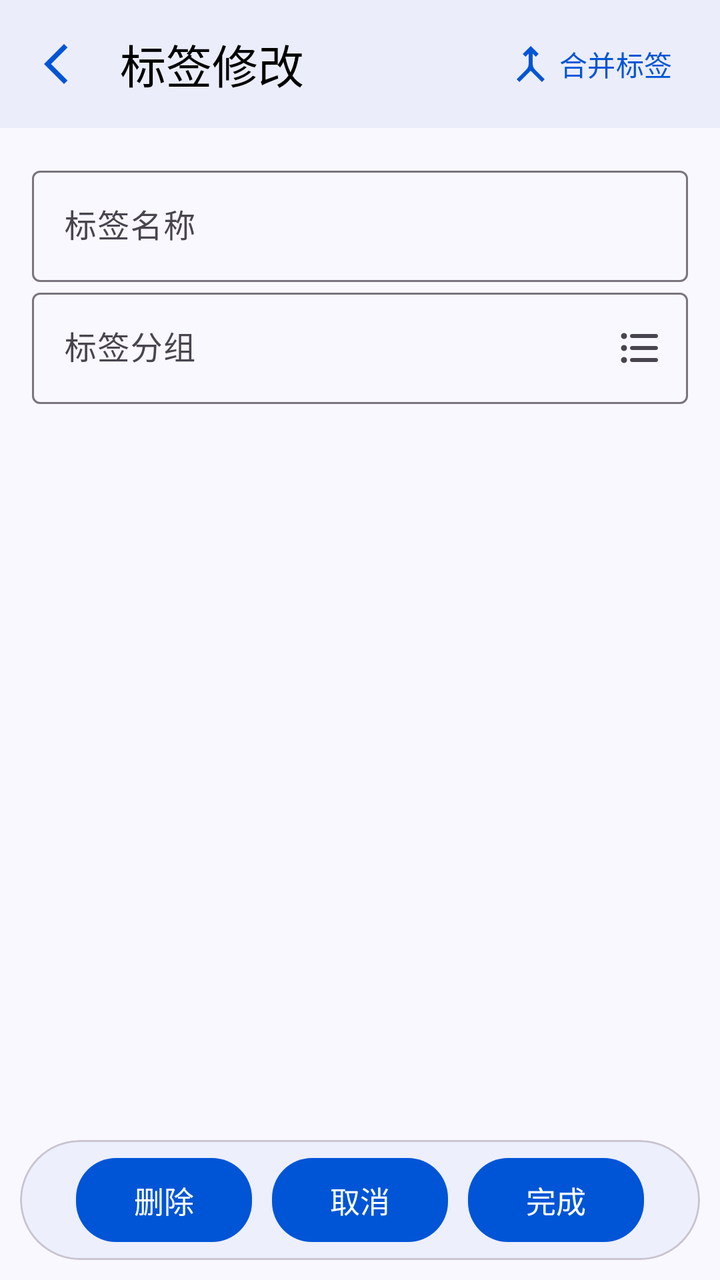
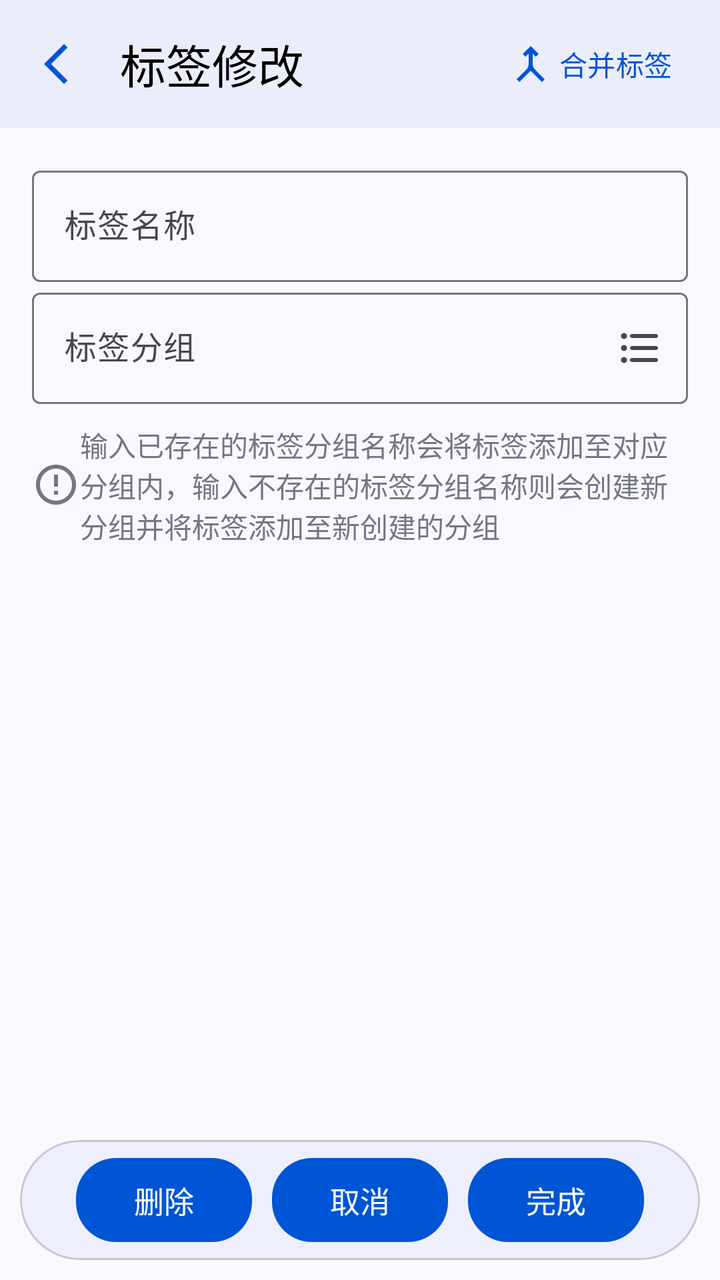

An Android layout rendered at two revisions. The XML below is the earlier revision; the diff shows what the commit changed to produce the second picture.
<!-- AndroidManifest.xml: application theme Theme.ProjectManager -->
<!-- res/layout/activity_tag_modify.xml -->
<?xml version="1.0" encoding="utf-8"?>
<androidx.constraintlayout.widget.ConstraintLayout xmlns:android="http://schemas.android.com/apk/res/android"
    xmlns:app="http://schemas.android.com/apk/res-auto"
    xmlns:tools="http://schemas.android.com/tools"
    style="@style/PageStyle"
    android:layout_width="match_parent"
    android:layout_height="match_parent"
    tools:context=".ui.bookkeeping.tag.edit.TagModifyActivity">

    <com.google.android.material.appbar.MaterialToolbar
        android:id="@+id/toolbar"
        android:layout_width="match_parent"
        android:layout_height="?attr/actionBarSize"
        app:layout_constraintEnd_toEndOf="parent"
        app:layout_constraintStart_toStartOf="parent"
        app:layout_constraintTop_toTopOf="parent"
        app:navigationIcon="@drawable/baseline_arrow_back_ios_new_24"
        app:title="@string/title_modify_tag">

        <com.google.android.material.button.MaterialButton
            android:id="@+id/tag_merge_btn"
            style="@style/TransparentBtnStyle"
            android:layout_width="wrap_content"
            android:layout_height="match_parent"
            android:layout_gravity="end"
            android:drawableLeft="@drawable/baseline_merge_24"
            android:text="@string/tag_merge" />
    </com.google.android.material.appbar.MaterialToolbar>

    <ScrollView
        android:layout_width="match_parent"
        android:layout_height="0dp"
        app:layout_constraintBottom_toTopOf="@+id/btn_card_view"
        app:layout_constraintTop_toBottomOf="@+id/toolbar">

        <LinearLayout
            android:layout_width="match_parent"
            android:layout_height="wrap_content"
            android:orientation="vertical"
            android:padding="16dp">

            <com.google.android.material.textfield.TextInputLayout
                android:id="@+id/tag_name_layout"
                android:layout_width="match_parent"
                android:layout_height="wrap_content">

                <com.google.android.material.textfield.TextInputEditText
                    android:id="@+id/tag_name_input"
                    style="@style/UserInputEditTextStyle"
                    android:layout_width="match_parent"
                    android:layout_height="match_parent"
                    android:hint="@string/tag_name" />
            </com.google.android.material.textfield.TextInputLayout>

            <com.google.android.material.textfield.TextInputLayout
                android:id="@+id/tag_group_layout"
                android:layout_width="match_parent"
                android:layout_height="wrap_content"
                app:endIconDrawable="@drawable/round_format_list_bulleted_24"
                app:endIconMode="custom">

                <com.google.android.material.textfield.TextInputEditText
                    android:id="@+id/group_name_input"
                    style="@style/UserInputEditTextStyle"
                    android:layout_width="match_parent"
                    android:layout_height="wrap_content"
                    android:hint="@string/tag_group" />
            </com.google.android.material.textfield.TextInputLayout>
        </LinearLayout>
    </ScrollView>

    <com.google.android.material.card.MaterialCardView
        android:id="@+id/btn_card_view"
        style="@style/RoundCardStyle"
        android:layout_width="match_parent"
        android:layout_height="wrap_content"
        app:layout_constraintBottom_toBottomOf="parent">

        <LinearLayout
            android:layout_width="match_parent"
            android:layout_height="match_parent"
            android:gravity="center"
            android:orientation="horizontal">

            <com.google.android.material.button.MaterialButton
                android:id="@+id/delete_btn"
                style="@style/BtnStyle"
                android:layout_width="wrap_content"
                android:layout_height="wrap_content"
                android:text="@string/delete" />

            <com.google.android.material.button.MaterialButton
                android:id="@+id/cancel_btn"
                style="@style/BtnStyle"
                android:layout_width="wrap_content"
                android:layout_height="wrap_content"
                android:text="@string/cancel" />

            <com.google.android.material.button.MaterialButton
                android:id="@+id/finish_btn"
                style="@style/BtnStyle"
                android:layout_width="wrap_content"
                android:layout_height="wrap_content"
                android:text="@string/finish" />
        </LinearLayout>
    </com.google.android.material.card.MaterialCardView>
</androidx.constraintlayout.widget.ConstraintLayout>
<!-- resources referenced by this layout -->
<resources>
  <!-- drawable baseline_arrow_back_ios_new_24 (drawable) -->
  <vector xmlns:android="http://schemas.android.com/apk/res/android" android:height="24dp" android:tint="#000000" android:viewportHeight="24" android:viewportWidth="24" android:width="24dp">
        
      <path android:fillColor="@android:color/white" android:pathData="M17.77,3.77l-1.77,-1.77l-10,10l10,10l1.77,-1.77l-8.23,-8.23z"/>
      
  </vector>
  <string name="cancel">取消</string>
  <string name="delete">删除</string>
  <string name="finish">完成</string>
  <string name="tag_group">标签分组</string>
  <string name="tag_merge">合并标签</string>
  <string name="tag_name">标签名称</string>
  <string name="title_modify_tag">标签修改</string>
  <style name="BtnStyle" parent="Widget.Material3.Button">
          <item name="backgroundTint">@color/theme_blue</item>
          <item name="android:textColor">@color/white</item>
          <item name="android:textSize">15sp</item>
          <item name="cornerRadius">20dp</item>
          <item name="android:layout_margin">5dp</item>
          <item name="android:padding">10dp</item>
      </style>
  <style name="PageStyle">
          <item name="android:fitsSystemWindows">true</item>
          <item name="android:background">@color/page_background</item>
      </style>
  <style name="RoundCardStyle">
          <item name="cardBackgroundColor">@color/card_background</item>
          <item name="cardCornerRadius">50dp</item>
          <item name="android:layout_margin">10dp</item>
      </style>
  <style name="TransparentBtnStyle" parent="Widget.Material3.Button">
          <item name="android:background">?attr/selectableItemBackground</item>
          <item name="android:textColor">@color/theme_blue</item>
          <item name="iconPadding">2dp</item>
      </style>
  <style name="UserInputEditTextStyle" parent="Widget.Material3.TextInputEditText.OutlinedBox">
          <item name="android:inputType">text</item>
          <item name="android:maxLength">20</item>
      </style>
  <color name="theme_blue">#0055d6</color>
  <color name="white">#FFFFFFFF</color>
  <color name="page_background">#f9f8fe</color>
  <color name="card_background">#edeffc</color>
  <color name="theme_blue_variant">#dae1fe</color>
  <color name="teal_200">#FF03DAC5</color>
  <color name="teal_700">#FF018786</color>
  <color name="black">#FF000000</color>
  <style name="ToolBarStyle" parent="Widget.Material3.Toolbar">
          <item name="android:background">@color/toolbar_background</item>
          <item name="navigationIconTint">@color/theme_blue</item>
          <item name="contentInsetStart">10dp</item>
          <item name="titleTextAppearance">@style/TitleStyle</item>
      </style>
  <color name="toolbar_background">#ebedfa</color>
  <style name="TitleStyle">
          <item name="android:textSize">23sp</item>
          <item name="android:textColor">@color/black</item>
      </style>
  <!-- unchanged entries left out for length: 3 -->
</resources>

<!-- the commit's change to res/layout/activity_tag_modify.xml (unified diff, before → after) -->
@@ -66,6 +66,12 @@
                     android:layout_height="wrap_content"
                     android:hint="@string/tag_group" />
             </com.google.android.material.textfield.TextInputLayout>
+
+            <com.google.android.material.textview.MaterialTextView
+                style="@style/TipTextViewStyle"
+                android:layout_width="match_parent"
+                android:layout_height="wrap_content"
+                android:text="@string/tag_new_modify_tip" />
         </LinearLayout>
     </ScrollView>
 
<!-- resource entries referenced after the edit -->
@@ -12,6 +12,7 @@
   <string name="tag_group">标签分组</string>
   <string name="tag_merge">合并标签</string>
   <string name="tag_name">标签名称</string>
+  <string name="tag_new_modify_tip">输入已存在的标签分组名称会将标签添加至对应分组内，输入不存在的标签分组名称则会创建新分组并将标签添加至新创建的分组</string>
   <string name="title_modify_tag">标签修改</string>
   <style name="BtnStyle" parent="Widget.Material3.Button">
           <item name="backgroundTint">@color/theme_blue</item>
@@ -30,6 +31,12 @@
           <item name="cardCornerRadius">50dp</item>
           <item name="android:layout_margin">10dp</item>
       </style>
+  <style name="TipTextViewStyle">
+          <item name="android:paddingTop">10dp</item>
+          <item name="android:textColor">@color/unchecked_gray</item>
+          <item name="android:drawableStart">@drawable/baseline_error_outline_24</item>
+          <item name="drawableTint">@color/unchecked_gray</item>
+      </style>
   <style name="TransparentBtnStyle" parent="Widget.Material3.Button">
           <item name="android:background">?attr/selectableItemBackground</item>
           <item name="android:textColor">@color/theme_blue</item>
@@ -43,6 +50,13 @@
   <color name="white">#FFFFFFFF</color>
   <color name="page_background">#f9f8fe</color>
   <color name="card_background">#edeffc</color>
+  <color name="unchecked_gray">#737685</color>
+  <!-- drawable baseline_error_outline_24 (drawable) -->
+  <vector xmlns:android="http://schemas.android.com/apk/res/android" android:height="24dp" android:tint="#000000" android:viewportHeight="24" android:viewportWidth="24" android:width="24dp">
+        
+      <path android:fillColor="@android:color/white" android:pathData="M11,15h2v2h-2zM11,7h2v6h-2zM11.99,2C6.47,2 2,6.48 2,12s4.47,10 9.99,10C17.52,22 22,17.52 22,12S17.52,2 11.99,2zM12,20c-4.42,0 -8,-3.58 -8,-8s3.58,-8 8,-8 8,3.58 8,8 -3.58,8 -8,8z"/>
+      
+  </vector>
   <color name="theme_blue_variant">#dae1fe</color>
   <color name="teal_200">#FF03DAC5</color>
   <color name="teal_700">#FF018786</color>
